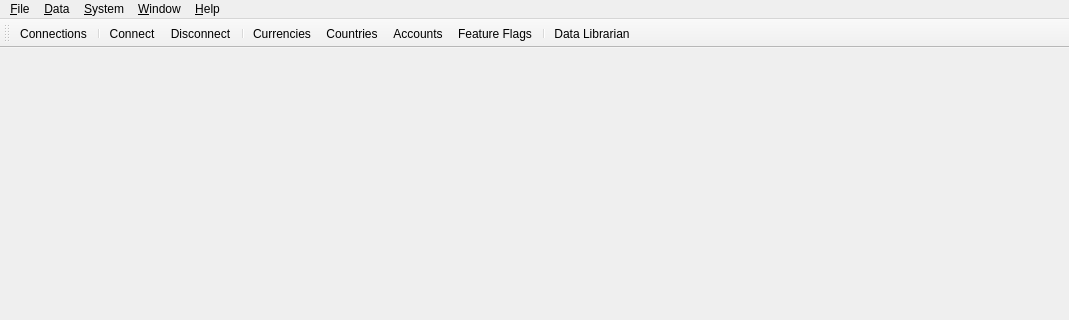
Qt form projects/ores.qt/ui/MainWindow.ui (OreStudio/OreStudio) before a commit; both pictures show x 0 to 1069 and y 0 to 320 of the 1069 by 672 pixel window.
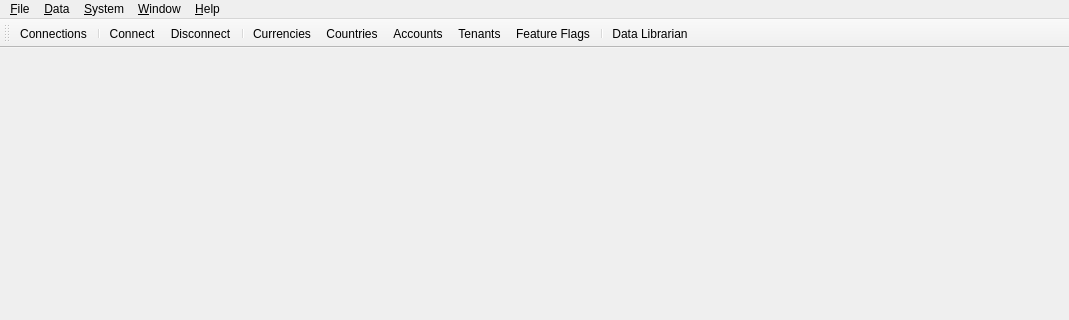
The same form after that commit.

Commit message:
[qt] Add ActionTenants to toolbar
The toolbar was missing the Tenants action after rebase. Add it back
after ActionAccounts in the toolbar.

What changed in the file:
```diff
--- a/projects/ores.qt/ui/MainWindow.ui
+++ b/projects/ores.qt/ui/MainWindow.ui
@@ -177,6 +177,7 @@
    <addaction name="CurrenciesAction"/>
    <addaction name="CountriesAction"/>
    <addaction name="ActionAccounts"/>
+   <addaction name="ActionTenants"/>
    <addaction name="ActionFeatureFlags"/>
    <addaction name="separator"/>
    <addaction name="ActionDataLibrarian"/>
```
